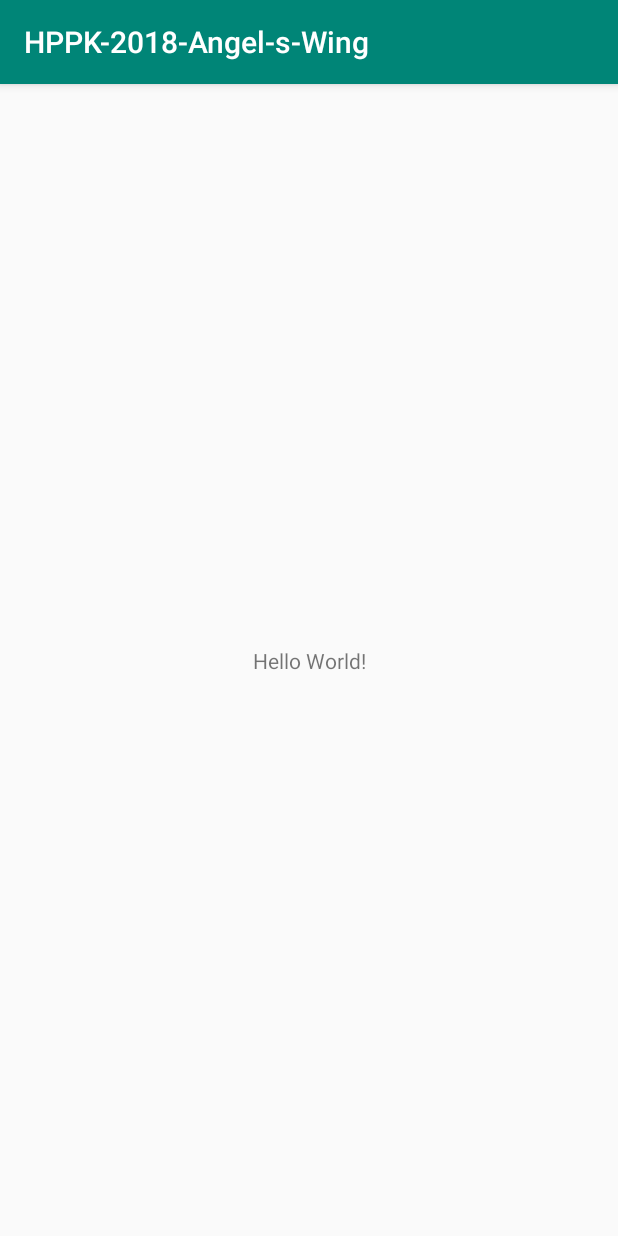
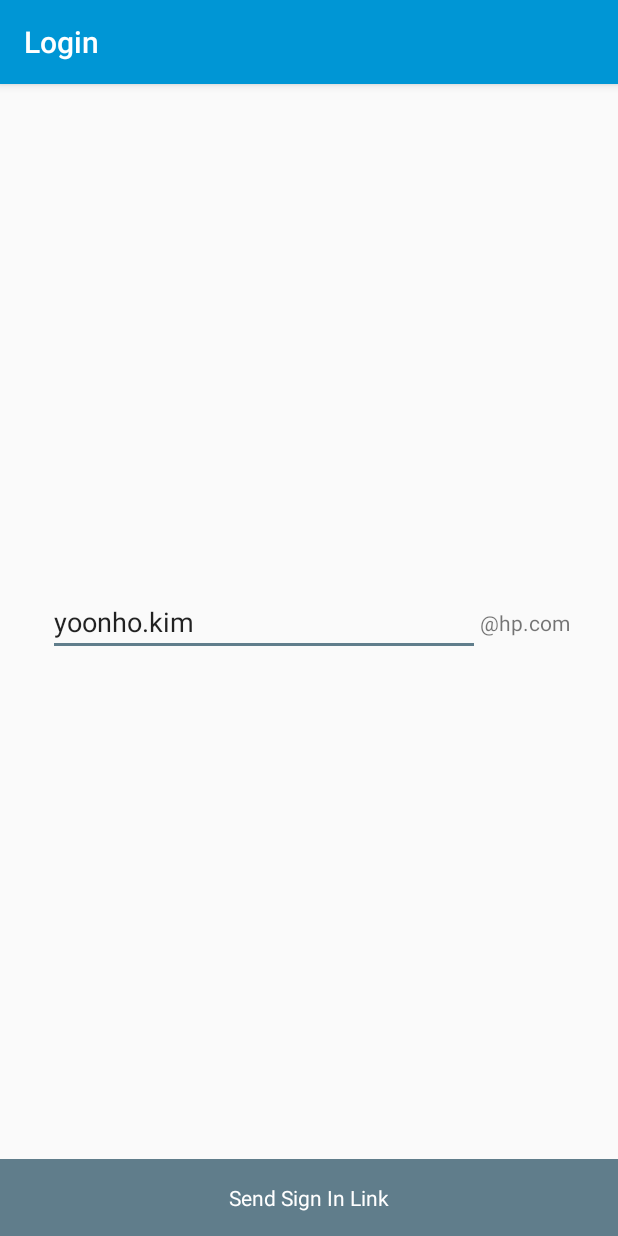
Before and after one commit to yoonhok524/HPPK-2018-Angel-s-Wing, an Android app: the screen it shows after launch (ProductsActivity before the commit, LoginActivity after it), on a phone screen of 412 x 824 dp. Run offline under Robolectric (Android 15) with nearby library versions, the phone set to English and light mode, and no system bars; our stand-ins replace Firebase (no records; nobody signed in at launch, a user with empty details on screens opened directly); 1 statement that could not run was skipped.

Commit message:
Firebase Email 인증 구현 중

```diff
--- a/app/build.gradle
+++ b/app/build.gradle
@@ -32,9 +32,10 @@ dependencies {
     androidTestImplementation 'com.android.support.test.espresso:espresso-core:3.0.2'
 
     // Firebase
-    implementation 'com.google.firebase:firebase-core:16.0.0'
-    implementation 'com.google.firebase:firebase-firestore:16.0.0'
-    implementation 'com.crashlytics.sdk.android:crashlytics:2.9.1'
+    implementation 'com.google.firebase:firebase-core:16.0.3'
+    implementation 'com.google.firebase:firebase-auth:16.0.3'
+    implementation 'com.google.android.gms:play-services-auth:15.0.1'
+    implementation 'com.google.firebase:firebase-firestore:17.1.0'
 
     // Retrofit
     implementation "com.squareup.retrofit2:retrofit:2.4.0"
@@ -45,4 +46,9 @@ dependencies {
 
     // RxJava
     implementation "io.reactivex.rxjava2:rxandroid:2.1.0"
+
+    // Anko Commons
+    implementation "org.jetbrains.anko:anko-commons:$anko_version"
 }
+
+apply plugin: 'com.google.gms.google-services'
--- a/app/src/main/AndroidManifest.xml
+++ b/app/src/main/AndroidManifest.xml
@@ -1,6 +1,8 @@
 <?xml version="1.0" encoding="utf-8"?>
 <manifest xmlns:android="http://schemas.android.com/apk/res/android"
     package="com.youknow.hppk2018.angelswing">
+
+    <uses-permission android:name="android.permission.INTERNET" />
 
     <application
         android:allowBackup="true"
@@ -16,6 +18,11 @@
                 <category android:name="android.intent.category.LAUNCHER" />
             </intent-filter>
         </activity>
+
+        <activity android:name=".ui.login.LoginActivity"
+            android:label="@string/login"/>
+        <activity android:name=".ui.addedit.AddEditActivity" />
+        <activity android:name=".ui.details.DetailsActivity" />
     </application>
 
 </manifest>
--- a/app/src/main/java/com/youknow/hppk2018/angelswing/ui/list/ProductsActivity.kt
+++ b/app/src/main/java/com/youknow/hppk2018/angelswing/ui/list/ProductsActivity.kt
@@ -1,13 +1,23 @@
 package com.youknow.hppk2018.angelswing.ui.list
 
+import android.content.Intent
+import android.os.Bundle
 import android.support.v7.app.AppCompatActivity
-import android.os.Bundle
+import com.google.firebase.auth.FirebaseAuth
 import com.youknow.hppk2018.angelswing.R
+import com.youknow.hppk2018.angelswing.ui.login.LoginActivity
+import org.jetbrains.anko.toast
 
 class ProductsActivity : AppCompatActivity(), ProductsContract.View {
 
     override fun onCreate(savedInstanceState: Bundle?) {
         super.onCreate(savedInstanceState)
         setContentView(R.layout.activity_main)
+
+        if (FirebaseAuth.getInstance().currentUser == null) {
+            startActivity(Intent(this, LoginActivity::class.java))
+        } else {
+            toast("Hello ${FirebaseAuth.getInstance().currentUser!!.displayName}")
+        }
     }
 }
--- /dev/null
+++ b/app/src/main/java/com/youknow/hppk2018/angelswing/ui/login/LoginActivity.kt
@@ -0,0 +1,49 @@
+package com.youknow.hppk2018.angelswing.ui.login
+
+import android.os.Bundle
+import android.support.v7.app.AppCompatActivity
+import com.google.firebase.auth.ActionCodeSettings
+import com.google.firebase.auth.FirebaseAuth
+import com.youknow.hppk2018.angelswing.R
+import kotlinx.android.synthetic.main.activity_login.*
+import org.jetbrains.anko.AnkoLogger
+import org.jetbrains.anko.debug
+
+
+class LoginActivity : AppCompatActivity(), AnkoLogger {
+
+    override fun onCreate(savedInstanceState: Bundle?) {
+        super.onCreate(savedInstanceState)
+        setContentView(R.layout.activity_login)
+
+
+        val actionCodeSettings = ActionCodeSettings.newBuilder()
+                // URL you want to redirect back to. The domain (www.example.com) for this
+                // URL must be whitelisted in the Firebase Console.
+                .setUrl("https://hppk-2018-angel-s-wing.firebaseapp.com")
+                .setHandleCodeInApp(true)
+                .setAndroidPackageName(
+                        "com.youknow.hppk2018.angelswing",
+                        true, /* installIfNotAvailable */
+                        "1"    /* minimumVersion */)
+                .build()
+
+        tvSendSignInLink.setOnClickListener {
+            val email = "${etEmail.text}@hp.com"
+            debug("[HPPK] email: $email")
+
+            FirebaseAuth.getInstance()
+                    .sendSignInLinkToEmail(email, actionCodeSettings)
+                    .addOnCompleteListener {
+                        if (it.isSuccessful) {
+                            debug("[HPPK] email sent to $email")
+                        } else {
+                            error("[HPPK] send email failed -  $email")
+                        }
+                    }
+                    .addOnFailureListener {
+                        it.printStackTrace()
+                    }
+        }
+    }
+}
--- /dev/null
+++ b/app/src/main/res/drawable-v24/color_accent.xml
@@ -0,0 +1,7 @@
+<?xml version="1.0" encoding="utf-8"?>
+<shape xmlns:android="http://schemas.android.com/apk/res/android"
+        android:shape="rectangle">
+
+    <solid android:color="@color/colorAccent" />
+
+</shape>
--- /dev/null
+++ b/app/src/main/res/drawable-v24/color_accent_dark.xml
@@ -0,0 +1,7 @@
+<?xml version="1.0" encoding="utf-8"?>
+<shape xmlns:android="http://schemas.android.com/apk/res/android"
+        android:shape="rectangle">
+
+    <solid android:color="@color/colorAccentDark" />
+
+</shape>
--- /dev/null
+++ b/app/src/main/res/drawable-v24/selector_text.xml
@@ -0,0 +1,5 @@
+<?xml version="1.0" encoding="utf-8"?>
+<selector xmlns:android="http://schemas.android.com/apk/res/android">
+    <item android:state_pressed="true" android:drawable="@drawable/color_accent_dark" />
+    <item android:state_enabled="true" android:drawable="@drawable/color_accent" />
+</selector>
--- /dev/null
+++ b/app/src/main/res/layout/activity_login.xml
@@ -0,0 +1,43 @@
+<?xml version="1.0" encoding="utf-8"?>
+<android.support.constraint.ConstraintLayout xmlns:android="http://schemas.android.com/apk/res/android"
+    xmlns:app="http://schemas.android.com/apk/res-auto"
+    xmlns:tools="http://schemas.android.com/tools"
+    android:layout_width="match_parent"
+    android:layout_height="match_parent"
+    tools:context=".ui.login.LoginActivity">
+
+    <EditText
+        android:id="@+id/etEmail"
+        android:layout_width="0dp"
+        android:layout_height="wrap_content"
+        android:layout_marginStart="32dp"
+        android:inputType="textEmailAddress"
+        android:text="yoonho.kim"
+        app:layout_constraintTop_toTopOf="parent"
+        app:layout_constraintBottom_toTopOf="@id/tvSendSignInLink"
+        app:layout_constraintStart_toStartOf="parent"
+        app:layout_constraintEnd_toStartOf="@id/tvDomain"/>
+
+    <TextView
+        android:id="@+id/tvDomain"
+        android:layout_width="wrap_content"
+        android:layout_height="wrap_content"
+        android:text="@string/hp_domain"
+        android:layout_marginEnd="32dp"
+        app:layout_constraintTop_toTopOf="@id/etEmail"
+        app:layout_constraintBottom_toBottomOf="@id/etEmail"
+        app:layout_constraintStart_toEndOf="@id/etEmail"
+        app:layout_constraintEnd_toEndOf="parent"/>
+
+    <TextView
+        android:id="@+id/tvSendSignInLink"
+        android:layout_width="match_parent"
+        android:layout_height="wrap_content"
+        android:background="@drawable/selector_text"
+        android:padding="16dp"
+        android:text="@string/send_sign_in_link"
+        android:textAlignment="center"
+        android:textColor="@color/white"
+        app:layout_constraintBottom_toBottomOf="parent"/>
+
+</android.support.constraint.ConstraintLayout>
--- a/app/src/main/res/values/colors.xml
+++ b/app/src/main/res/values/colors.xml
@@ -1,6 +1,9 @@
 <?xml version="1.0" encoding="utf-8"?>
 <resources>
-    <color name="colorPrimary">#008577</color>
-    <color name="colorPrimaryDark">#00574B</color>
-    <color name="colorAccent">#D81B60</color>
+    <color name="colorPrimary">#0096D5</color>
+    <color name="colorPrimaryDark">#1A4B91</color>
+    <color name="colorAccent">#607D8B</color>
+    <color name="colorAccentDark">#304D5B</color>
+
+    <color name="white">#FFFFFF</color>
 </resources>
--- a/app/src/main/res/values/strings.xml
+++ b/app/src/main/res/values/strings.xml
@@ -1,3 +1,6 @@
 <resources>
     <string name="app_name">HPPK-2018-Angel-s-Wing</string>
+    <string name="login">Login</string>
+    <string name="hp_domain" translatable="false">\@hp.com</string>
+    <string name="send_sign_in_link">Send Sign In Link</string>
 </resources>
--- a/build.gradle
+++ b/build.gradle
@@ -2,6 +2,8 @@
 
 buildscript {
     ext.kotlin_version = '1.2.71'
+    ext.anko_version='0.10.6'
+
     repositories {
         google()
         jcenter()
@@ -9,7 +11,7 @@ buildscript {
     dependencies {
         classpath 'com.android.tools.build:gradle:3.2.0'
         classpath "org.jetbrains.kotlin:kotlin-gradle-plugin:$kotlin_version"
-
+        classpath 'com.google.gms:google-services:4.0.1'
         // NOTE: Do not place your application dependencies here; they belong
         // in the individual module build.gradle files
     }
```
Also changed, not shown: 2 other files.
